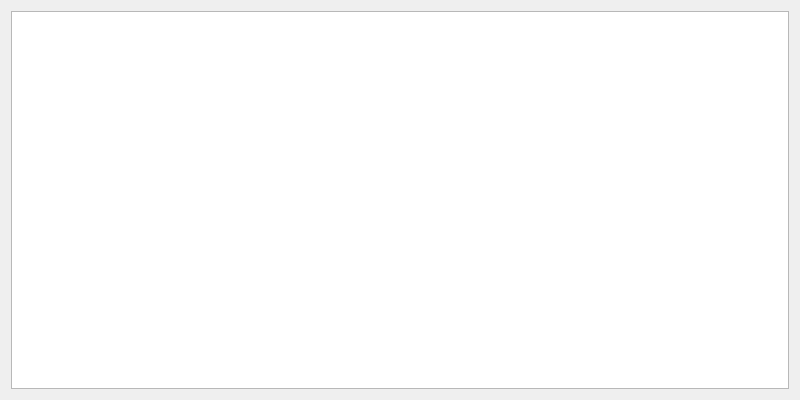
Above: UI/ui_settings_graph_data.ui from jacekschneider/Physicochemical-Calculator before the change. Below: the same form after it.
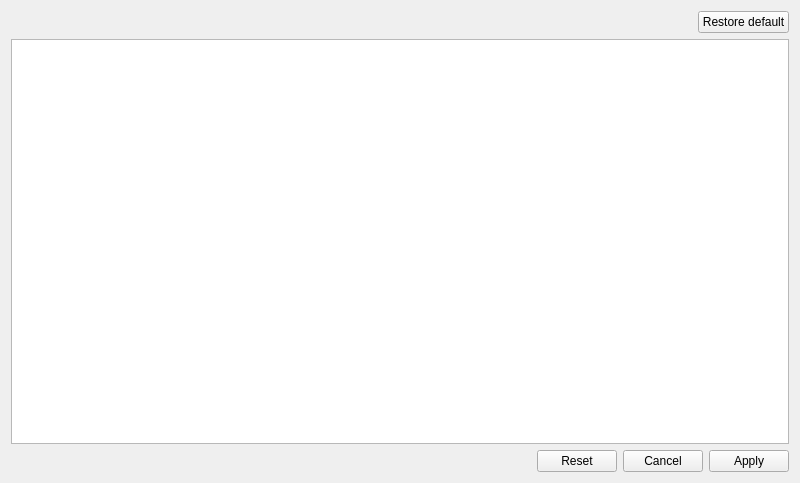
That is the form after the change. Icons and pictures are not drawn.

Commit message:
Graph customization update
+ graph setting almost finished
+ I1 I3 plot items
+ added displayed boolean value to measurement class

Patch:
```diff
--- a/UI/ui_settings_graph_data.ui
+++ b/UI/ui_settings_graph_data.ui
@@ -7,7 +7,7 @@
     <x>0</x>
     <y>0</y>
     <width>800</width>
-    <height>400</height>
+    <height>483</height>
    </rect>
   </property>
   <property name="minimumSize">
@@ -29,7 +29,31 @@
    <iconset>
     <normaloff>../icons/icon_settings.png</normaloff>../icons/icon_settings.png</iconset>
   </property>
-  <layout class="QHBoxLayout" name="horizontalLayout">
+  <layout class="QVBoxLayout" name="verticalLayout_2">
+   <item>
+    <layout class="QHBoxLayout" name="horizontalLayout_2">
+     <item>
+      <spacer name="horizontalSpacer_2">
+       <property name="orientation">
+        <enum>Qt::Horizontal</enum>
+       </property>
+       <property name="sizeHint" stdset="0">
+        <size>
+         <width>40</width>
+         <height>20</height>
+        </size>
+       </property>
+      </spacer>
+     </item>
+     <item>
+      <widget class="QPushButton" name="pb_restore_default">
+       <property name="text">
+        <string>Restore default</string>
+       </property>
+      </widget>
+     </item>
+    </layout>
+   </item>
    <item>
     <layout class="QVBoxLayout" name="verticalLayout">
      <item>
@@ -80,6 +104,44 @@
      </item>
     </layout>
    </item>
+   <item>
+    <layout class="QHBoxLayout" name="horizontalLayout">
+     <item>
+      <spacer name="horizontalSpacer">
+       <property name="orientation">
+        <enum>Qt::Horizontal</enum>
+       </property>
+       <property name="sizeHint" stdset="0">
+        <size>
+         <width>40</width>
+         <height>20</height>
+        </size>
+       </property>
+      </spacer>
+     </item>
+     <item>
+      <widget class="QPushButton" name="pb_reset">
+       <property name="text">
+        <string>Reset</string>
+       </property>
+      </widget>
+     </item>
+     <item>
+      <widget class="QPushButton" name="pb_cancel">
+       <property name="text">
+        <string>Cancel</string>
+       </property>
+      </widget>
+     </item>
+     <item>
+      <widget class="QPushButton" name="pb_apply">
+       <property name="text">
+        <string>Apply</string>
+       </property>
+      </widget>
+     </item>
+    </layout>
+   </item>
   </layout>
  </widget>
  <resources/>
```
The commit also changes 21 other files.
